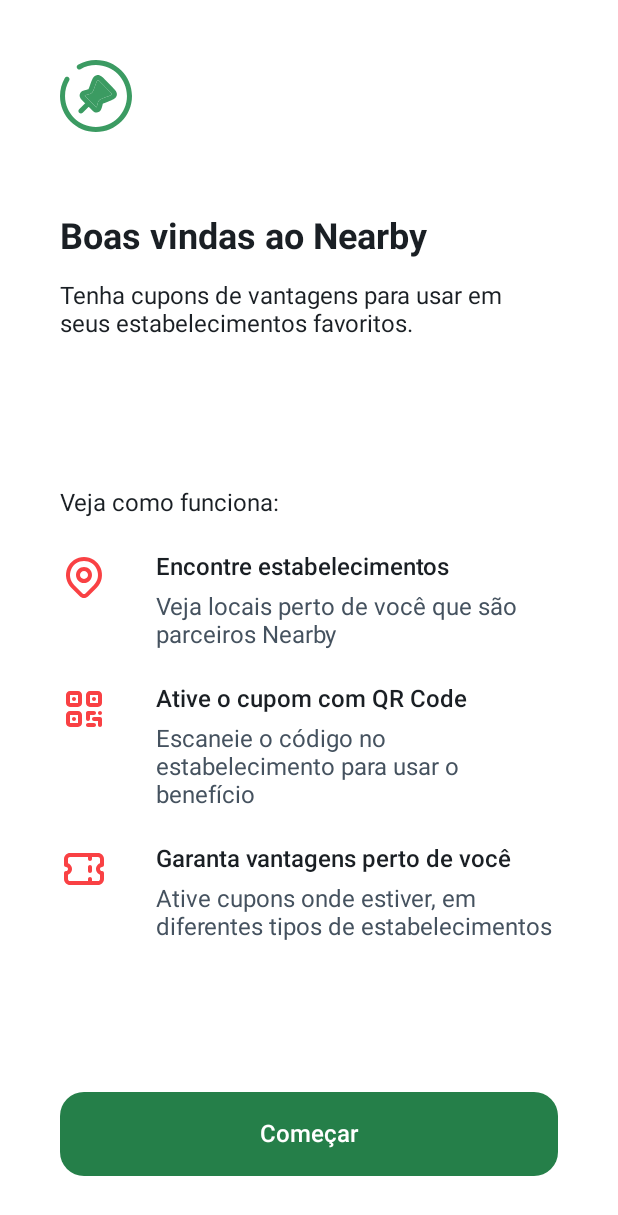
After one commit to matheusjuan1/nearby-android, an Android app built with Jetpack Compose: the composable WelcomeScreen shown on its own in the app's theme, on a phone screen of 412 x 824 dp. The commit adds this screen. Shown: the top 1215 px of the screen. Run offline under Robolectric (Android 15) with nearby library versions, the phone set to English and light mode, and no system bars.

Commit message:
FEAT[screen][WelcomeScreen] adiciona tela de boas vindas

```diff
--- a/app/src/main/java/com/matheus/juan/nearby/ui/component/button/NearbyButton.kt
+++ b/app/src/main/java/com/matheus/juan/nearby/ui/component/button/NearbyButton.kt
@@ -45,7 +45,7 @@ fun NearbyButton(
             iconRes?.let {
                 Icon(painter = painterResource(id = iconRes), contentDescription = stringResource(R.string.button_icon))
             }
-            text?.let { Text(text = text.uppercase(), style = Typography.labelLarge) }
+            text?.let { Text(text = text, style = Typography.labelLarge) }
         }
 
 
--- /dev/null
+++ b/app/src/main/java/com/matheus/juan/nearby/ui/screen/WelcomeScreen.kt
@@ -0,0 +1,128 @@
+package com.matheus.juan.nearby.ui.screen
+
+import androidx.annotation.DrawableRes
+import androidx.compose.foundation.Image
+import androidx.compose.foundation.background
+import androidx.compose.foundation.layout.Arrangement
+import androidx.compose.foundation.layout.Column
+import androidx.compose.foundation.layout.Row
+import androidx.compose.foundation.layout.Spacer
+import androidx.compose.foundation.layout.fillMaxSize
+import androidx.compose.foundation.layout.fillMaxWidth
+import androidx.compose.foundation.layout.height
+import androidx.compose.foundation.layout.padding
+import androidx.compose.foundation.layout.size
+import androidx.compose.foundation.rememberScrollState
+import androidx.compose.foundation.verticalScroll
+import androidx.compose.material3.Icon
+import androidx.compose.material3.Text
+import androidx.compose.runtime.Composable
+import androidx.compose.ui.Modifier
+import androidx.compose.ui.graphics.Color
+import androidx.compose.ui.res.painterResource
+import androidx.compose.ui.res.stringResource
+import androidx.compose.ui.tooling.preview.Preview
+import androidx.compose.ui.unit.dp
+import com.matheus.juan.nearby.R
+import com.matheus.juan.nearby.ui.component.button.NearbyButton
+import com.matheus.juan.nearby.ui.theme.Gray500
+import com.matheus.juan.nearby.ui.theme.RedBase
+import com.matheus.juan.nearby.ui.theme.Typography
+
+@Composable
+fun WelcomeScreen(modifier: Modifier = Modifier) {
+    Column(
+        modifier = modifier
+            .background(Color.White)
+            .fillMaxSize()
+            .padding(horizontal = 40.dp, vertical = 40.dp)
+            .verticalScroll(state = rememberScrollState()),
+        verticalArrangement = Arrangement.SpaceBetween
+    ) {
+        WelcomeHeader()
+        WelcomeContent()
+        NearbyButton(
+            modifier = Modifier.fillMaxWidth(),
+            text = stringResource(R.string.start),
+            onClick = {}
+        )
+    }
+}
+
+@Composable
+fun WelcomeHeader(modifier: Modifier = Modifier) {
+    Column(
+        modifier = modifier,
+        verticalArrangement = Arrangement.spacedBy(16.dp)
+    ) {
+        Image(
+            painter = painterResource(id = R.drawable.img_logo_logo_icon),
+            contentDescription = stringResource(
+                R.string.nearby_app_logo
+            )
+        )
+        Spacer(modifier = Modifier.height(24.dp))
+        Text(text = stringResource(R.string.welcome_nearby), style = Typography.headlineLarge)
+        Text(text = stringResource(R.string.welcome_description), style = Typography.bodyLarge)
+    }
+}
+
+@Composable
+fun WelcomeContent(modifier: Modifier = Modifier) {
+    Column(
+        modifier = modifier,
+        verticalArrangement = Arrangement.spacedBy(24.dp)
+    ) {
+        Text(text = stringResource(R.string.see_how_it_works), style = Typography.bodyLarge)
+        WelcomeHowItWorksTip(
+            modifier = Modifier.fillMaxWidth(),
+            title = stringResource(R.string.find_markets),
+            subtitle = stringResource(R.string.find_markets_description),
+            iconRes = R.drawable.ic_map_pin
+        )
+        WelcomeHowItWorksTip(
+            modifier = Modifier.fillMaxWidth(),
+            title = stringResource(R.string.activate_coupon_qrcode),
+            subtitle = stringResource(R.string.activate_coupon_qrcode_description),
+            iconRes = R.drawable.ic_qrcode
+        )
+        WelcomeHowItWorksTip(
+            modifier = Modifier.fillMaxWidth(),
+            title = stringResource(R.string.guarantee_advantages),
+            subtitle = stringResource(R.string.guarantee_advantages_description),
+            iconRes = R.drawable.ic_ticket
+        )
+    }
+}
+
+@Composable
+fun WelcomeHowItWorksTip(
+    modifier: Modifier = Modifier,
+    title: String,
+    subtitle: String,
+    @DrawableRes iconRes: Int
+) {
+    Row(
+        modifier = modifier, horizontalArrangement = Arrangement.spacedBy(16.dp)
+    ) {
+        Icon(
+            modifier = Modifier.size(32.dp),
+            painter = painterResource(id = iconRes),
+            tint = RedBase,
+            contentDescription = stringResource(R.string.how_it_works_icon)
+        )
+        Spacer(modifier = Modifier.height(8.dp))
+        Column(
+            verticalArrangement = Arrangement.spacedBy(8.dp)
+        ) {
+            Text(text = title, style = Typography.headlineSmall)
+            Text(text = subtitle, color = Gray500, style = Typography.bodyLarge)
+        }
+    }
+}
+
+@Preview
+@Composable
+private fun WelcomeScreenPreview() {
+    WelcomeScreen()
+}
--- a/app/src/main/res/values/strings.xml
+++ b/app/src/main/res/values/strings.xml
@@ -19,4 +19,11 @@
     <string name="welcome_description">Tenha cupons de vantagens para usar em seus estabelecimentos favoritos.</string>
     <string name="see_how_it_works">Veja como funciona:</string>
     <string name="how_it_works_icon">Ícone Como Funciona</string>
+    <string name="find_markets">Encontre estabelecimentos</string>
+    <string name="find_markets_description">Veja locais perto de você que são parceiros Nearby</string>
+    <string name="activate_coupon_qrcode">Ative o cupom com QR Code</string>
+    <string name="activate_coupon_qrcode_description">Escaneie o código no estabelecimento para usar o benefício</string>
+    <string name="guarantee_advantages">Garanta vantagens perto de você</string>
+    <string name="guarantee_advantages_description">Ative cupons onde estiver, em diferentes tipos de estabelecimentos</string>
+    <string name="start">Começar</string>
 </resources>
```
